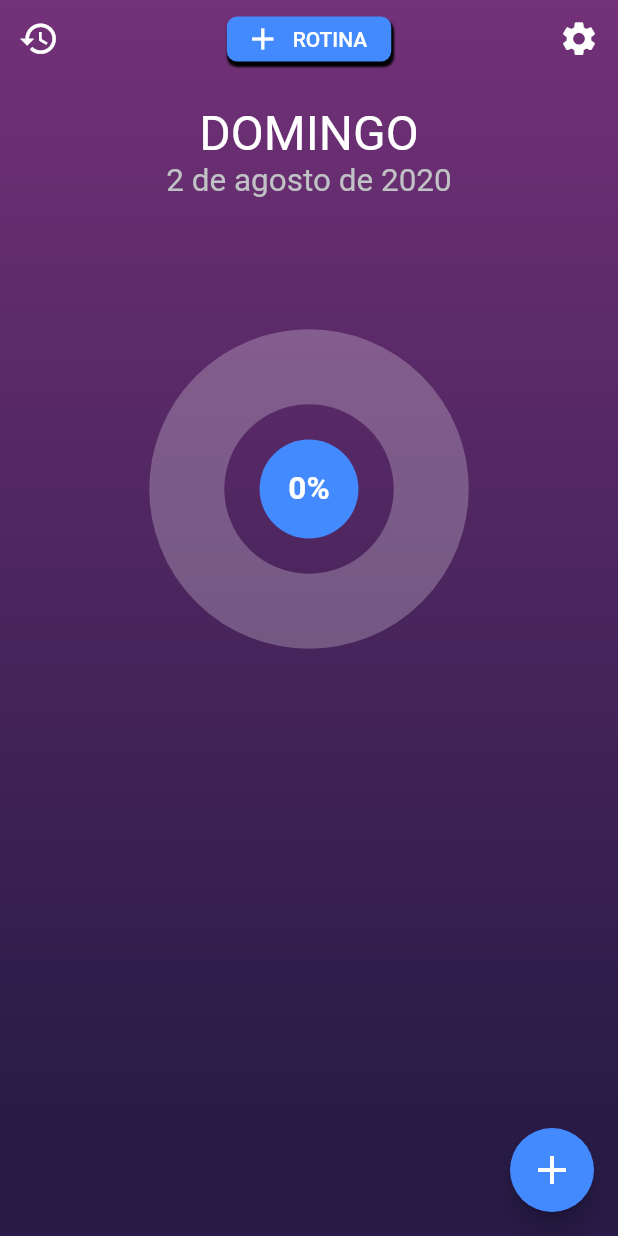
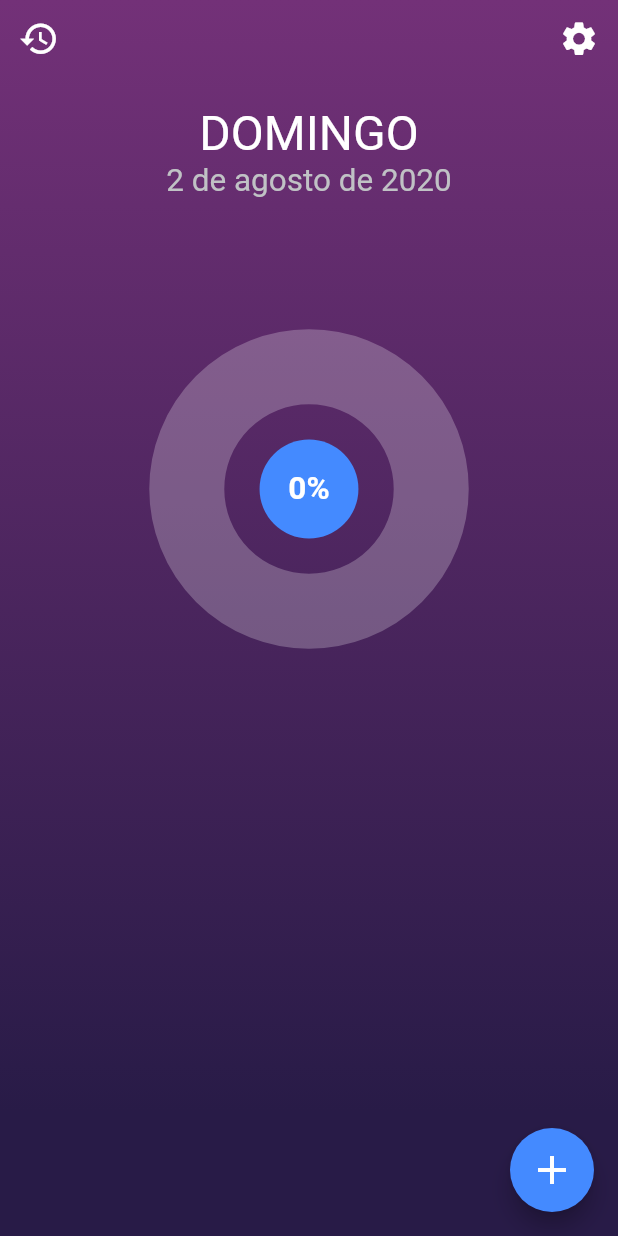
Before and after one commit to danielmarques28/Work-Tracker, a Flutter app: the screen it shows after launch, on a phone screen of 412 x 824 dp. Run offline on Flutter 3.47's test engine with Material 2 defaults, Android fonts, the phone set to English and light mode, and no system bars.

Commit message:
Remove createButton of TopBar

```diff
--- a/lib/widgets/home/TopBar.dart
+++ b/lib/widgets/home/TopBar.dart
@@ -26,40 +26,6 @@ class TouchButton extends StatelessWidget {
   }
 }
 
-class CreateRoutineButton extends StatelessWidget {
-  @override
-  Widget build(BuildContext context) {
-    return Container(
-      height: 30.0,
-      decoration: BoxDecoration(
-        borderRadius: BorderRadius.circular(7.0),
-        boxShadow: [
-          BoxShadow(
-            offset: Offset(1.0, 3.0),
-            color: Colors.black,
-            blurRadius: 0.5,
-            spreadRadius: 0.5
-          )
-        ]
-      ),
-      child: FlatButton.icon(
-        onPressed: () =>
-          Navigator.pushNamed(context, '/create-routine'),
-        splashColor: Colors.white24,
-        color: Colors.blueAccent,
-        icon: Icon(Icons.add, color: Colors.white),
-        label: Text(
-          'ROTINA',
-          style: TextStyle(color: Colors.white)
-        ),
-        shape: RoundedRectangleBorder(
-          borderRadius: BorderRadius.circular(7.0)
-        )
-      )
-    );
-  }
-}
-
 class TopBar extends StatelessWidget {
   @override
   Widget build(BuildContext context) {
@@ -75,8 +41,7 @@ class TopBar extends StatelessWidget {
         mainAxisAlignment: MainAxisAlignment.spaceBetween,
         children: [
           TouchButton(icon: Icons.history, type: 'history'),
-          CreateRoutineButton(),
-          TouchButton(icon: Icons.settings, type: 'settings'),
+          TouchButton(icon: Icons.settings, type: 'settings')
         ]
       )
     );
```
